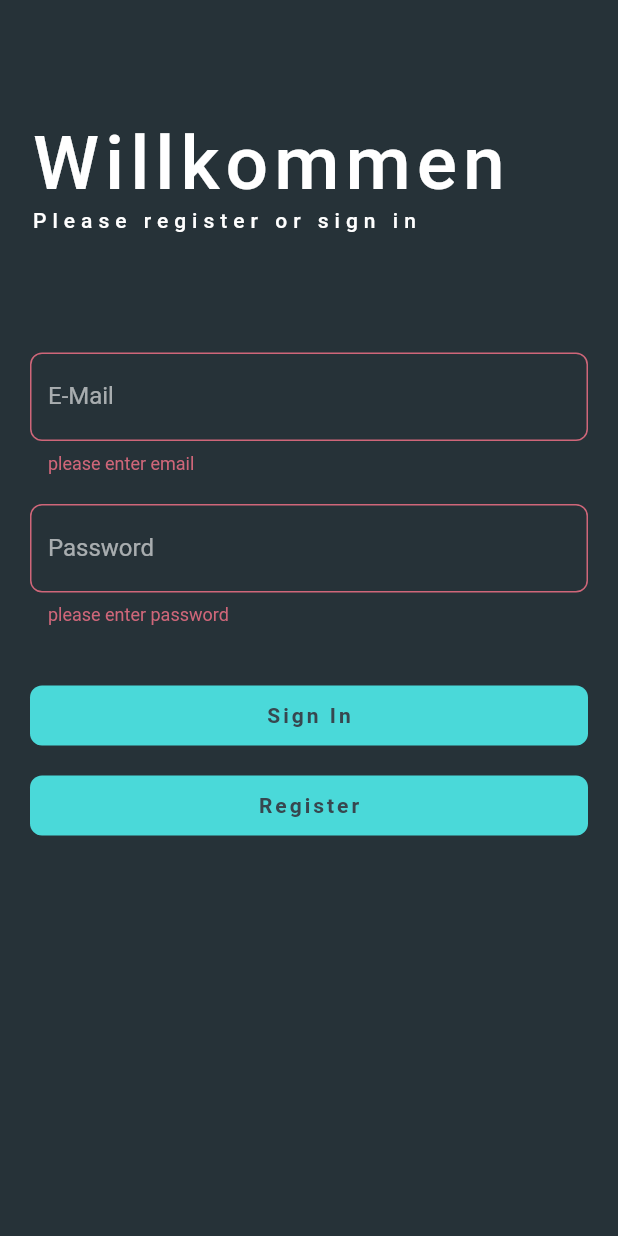
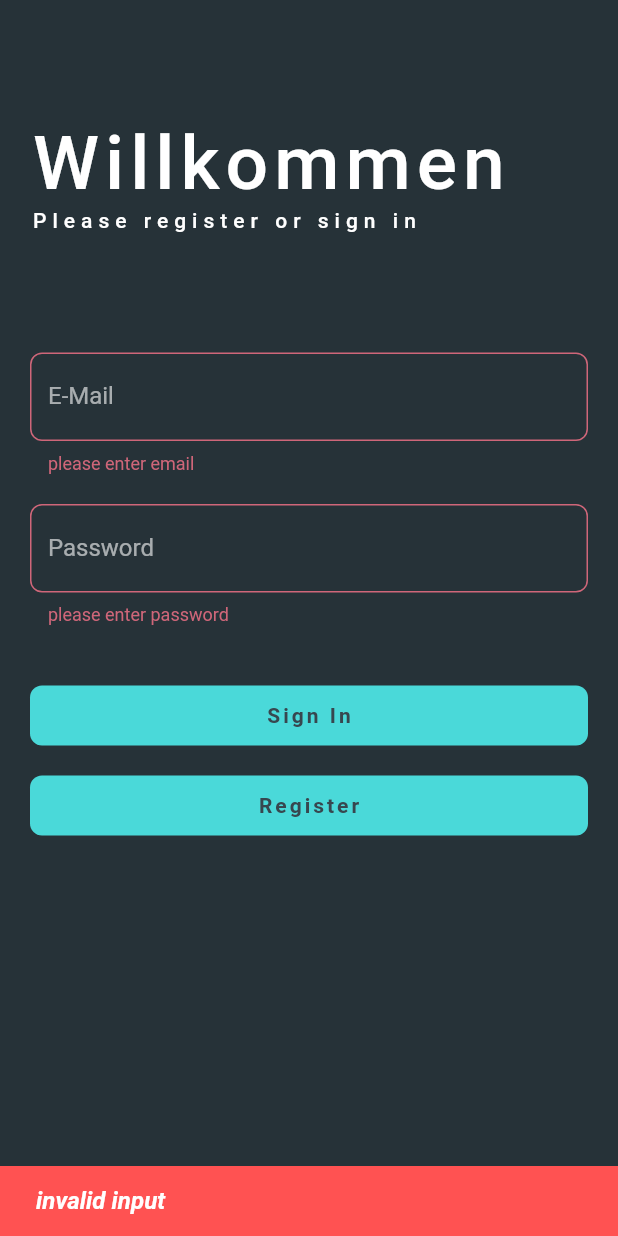
Before and after one commit to sergej-moor/todolist-flutter, a Flutter app: the screen it shows after launch, after a tap on "Sign In", after a tap on "Register", on a phone screen of 412 x 824 dp. Run offline on Flutter 3.47's test engine with Material 2 defaults, Android fonts, the phone set to English and light mode, and no system bars; our stand-ins replace bloc, flutter_bloc, get_it; Roboto replaces fonts that are missing (Rubik).

```diff
--- /dev/null
+++ b/lib/application/auth/signupform/sign_up_form_bloc.dart
@@ -0,0 +1,55 @@
+import 'package:bloc/bloc.dart';
+import 'package:meta/meta.dart';
+
+part 'sign_up_form_event.dart';
+part 'sign_up_form_state.dart';
+
+class SignUpFormBloc extends Bloc<SignUpFormEvent, SignUpFormState> {
+  SignUpFormBloc()
+      : super(SignUpFormState(
+            isSubmitting: false, showValidationMessages: false)) {
+    on<RegisterWithEmailAndPasswordPressed>((event, emit) {
+      // TODO: implement event handler
+
+      if (event.email == null || event.password == null) {
+        emit(
+          state.copyWith(isSubmitting: false, showValidationMessages: true
+              /*        SignUpFormState(
+            isSubmitting: false,
+            showValidationMessages: true, */
+              ),
+        );
+      } else {
+        emit(
+          SignUpFormState(
+            isSubmitting: true,
+            showValidationMessages: false,
+          ),
+        );
+        //TODO: Trigger Authentication
+
+      }
+    });
+    on<SignInWithEmailAndPasswordPressed>((event, emit) {
+      // TODO: implement event handler
+
+      if (event.email == null || event.password == null) {
+        emit(
+          SignUpFormState(
+            isSubmitting: false,
+            showValidationMessages: true,
+          ),
+        );
+      } else {
+        emit(
+          SignUpFormState(
+            isSubmitting: true,
+            showValidationMessages: false,
+          ),
+        );
+        //TODO: Trigger Authentication
+
+      }
+    });
+  }
+}
--- /dev/null
+++ b/lib/application/auth/signupform/sign_up_form_event.dart
@@ -0,0 +1,18 @@
+part of 'sign_up_form_bloc.dart';
+
+@immutable
+abstract class SignUpFormEvent {}
+
+class RegisterWithEmailAndPasswordPressed extends SignUpFormEvent {
+  final String? email;
+  final String? password;
+  RegisterWithEmailAndPasswordPressed(
+      {required this.email, required this.password});
+}
+
+class SignInWithEmailAndPasswordPressed extends SignUpFormEvent {
+  final String? email;
+  final String? password;
+  SignInWithEmailAndPasswordPressed(
+      {required this.email, required this.password});
+}
--- /dev/null
+++ b/lib/application/auth/signupform/sign_up_form_state.dart
@@ -0,0 +1,29 @@
+part of 'sign_up_form_bloc.dart';
+
+//@immutable
+//abstract class SignUpFormState {}
+
+class SignUpFormState {
+  final bool isSubmitting;
+  final bool showValidationMessages;
+  SignUpFormState({
+    required this.isSubmitting,
+    required this.showValidationMessages,
+  });
+
+  /** Die copyWith Funktion ermöglicht es beim aufrufen des Events später
+   * nicht immer alle Parameter angeben zu müssen,
+   * sondern nur die die sich verändert haben. Ist hier nicht so sinnvoll,
+   * aber bei vielen Parametern kann die die UI steuern kann es das
+   * durchaus sein */
+  SignUpFormState copyWith({
+    bool? isSubmitting,
+    bool? showValidationMessages,
+  }) {
+    return SignUpFormState(
+      isSubmitting: isSubmitting ?? this.isSubmitting,
+      showValidationMessages:
+          showValidationMessages ?? this.showValidationMessages,
+    );
+  }
+}
--- /dev/null
+++ b/lib/injection.dart
@@ -0,0 +1,9 @@
+import 'package:get_it/get_it.dart';
+import 'package:todo/application/auth/signupform/sign_up_form_bloc.dart';
+
+final sl = GetIt.I;
+
+Future<void> init() async {
+  //State Management
+  sl.registerFactory(() => SignUpFormBloc());
+}
--- a/lib/main.dart
+++ b/lib/main.dart
@@ -1,8 +1,11 @@
 import 'package:flutter/material.dart';
+import 'package:todo/injection.dart' as di;
 import 'package:todo/presentation/signup/signup_page.dart';
 import 'package:todo/theme.dart';
 
-void main() {
+void main() async {
+  WidgetsFlutterBinding.ensureInitialized();
+  await di.init();
   runApp(const MyApp());
 }
 
--- a/lib/presentation/signup/signup_page.dart
+++ b/lib/presentation/signup/signup_page.dart
@@ -1,4 +1,7 @@
 import 'package:flutter/material.dart';
+import 'package:flutter_bloc/flutter_bloc.dart';
+import 'package:todo/application/auth/signupform/sign_up_form_bloc.dart';
+import 'package:todo/injection.dart';
 import 'package:todo/presentation/signup/widgets/signup_form.dart';
 
 class SignUpPage extends StatelessWidget {
@@ -7,7 +10,10 @@ class SignUpPage extends StatelessWidget {
   @override
   Widget build(BuildContext context) {
     return Scaffold(
-      body: SignUpForm(),
+      body: BlocProvider(
+        create: (context) => sl<SignUpFormBloc>(),
+        child: SignUpForm(),
+      ),
     );
   }
 }
--- a/lib/presentation/signup/widgets/signup_form.dart
+++ b/lib/presentation/signup/widgets/signup_form.dart
@@ -1,4 +1,6 @@
 import 'package:flutter/material.dart';
+import 'package:flutter_bloc/flutter_bloc.dart';
+import 'package:todo/application/auth/signupform/sign_up_form_bloc.dart';
 import 'package:todo/presentation/signup/widgets/signin_register_button.dart';
 
 class SignUpForm extends StatelessWidget {
@@ -6,6 +8,9 @@ class SignUpForm extends StatelessWidget {
 
   @override
   Widget build(BuildContext context) {
+    late String _email;
+    late String _password;
+
     final GlobalKey<FormState> formKey = GlobalKey<FormState>();
 
     String? validateEmail(String? input) {
@@ -15,6 +20,7 @@ class SignUpForm extends StatelessWidget {
       if (input == null || input.isEmpty) {
         return "please enter email";
       } else if (RegExp(emailRegex).hasMatch(input)) {
+        _email = input;
         return null;
       } else {
         return "invalid email format";
@@ -25,6 +31,7 @@ class SignUpForm extends StatelessWidget {
       if (input == null || input.isEmpty) {
         return "please enter password";
       } else if (input.length >= 6) {
+        _password = input;
         return null;
       } else {
         return "password should be longer than 5 characters";
@@ -32,7 +39,15 @@ class SignUpForm extends StatelessWidget {
     }
 
     final themeData = Theme.of(context);
+    return BlocConsumer<SignUpFormBloc, SignUpFormState>(
+      listener: (context, state) {
+        // TODO: implement listener
+      },
+      builder: (context, state) {
         return Form(
+          autovalidateMode: state.showValidationMessages
+              ? AutovalidateMode.always
+              : AutovalidateMode.disabled,
           key: formKey,
           child: ListView(
             padding: const EdgeInsets.symmetric(horizontal: 20),
@@ -61,7 +76,6 @@ class SignUpForm extends StatelessWidget {
                 cursorColor: Colors.white,
                 decoration: const InputDecoration(labelText: "E-Mail"),
                 validator: validateEmail,
-            autovalidateMode: AutovalidateMode.disabled,
               ),
               const SizedBox(
                 height: 20,
@@ -71,7 +85,6 @@ class SignUpForm extends StatelessWidget {
                 decoration: const InputDecoration(labelText: "Password"),
                 obscureText: true,
                 validator: validatePassword,
-            autovalidateMode: AutovalidateMode.disabled,
               ),
               SizedBox(
                 height: 40,
@@ -81,9 +94,17 @@ class SignUpForm extends StatelessWidget {
                 callback: () {
                   print("sign in pressed");
                   if (formKey.currentState!.validate()) {
-                print("validate");
+                    print("validated");
+                    BlocProvider.of<SignUpFormBloc>(context).add(
+                      SignInWithEmailAndPasswordPressed(
+                          email: _email, password: _password),
+                    );
                   } else {
                     print("unvalid");
+                    BlocProvider.of<SignUpFormBloc>(context).add(
+                      SignInWithEmailAndPasswordPressed(
+                          email: null, password: null),
+                    );
 
                     ScaffoldMessenger.of(context).showSnackBar(
                       SnackBar(
@@ -104,10 +125,43 @@ class SignUpForm extends StatelessWidget {
                 buttonText: "Register",
                 callback: () {
                   print("register pressed");
+                  if (formKey.currentState!.validate()) {
+                    print("validated");
+                    BlocProvider.of<SignUpFormBloc>(context).add(
+                      RegisterWithEmailAndPasswordPressed(
+                          email: _email, password: _password),
+                    );
+                  } else {
+                    print("unvalid");
+                    BlocProvider.of<SignUpFormBloc>(context).add(
+                      RegisterWithEmailAndPasswordPressed(
+                          email: null, password: null),
+                    );
+
+                    ScaffoldMessenger.of(context).showSnackBar(
+                      SnackBar(
+                        backgroundColor: Colors.redAccent,
+                        content: Text(
+                          "invalid input",
+                          style: themeData.textTheme.bodyText1,
+                        ),
+                      ),
+                    );
+                  }
                 },
               ),
+              if (state.isSubmitting) ...[
+                SizedBox(
+                  height: 10,
+                ),
+                LinearProgressIndicator(
+                  color: themeData.colorScheme.secondary,
+                )
+              ],
             ],
           ),
         );
+      },
+    );
   }
 }
```
Also changed, not shown: pubspec.yaml (+5 -17 lines), pubspec.lock. Lines whose indentation alone changed are shown as unchanged.
